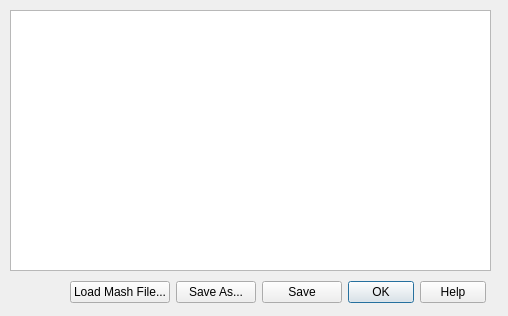
Old version of the form dialogeditmashscheme.ui in the repository Emile666/Ebrew_Qt.
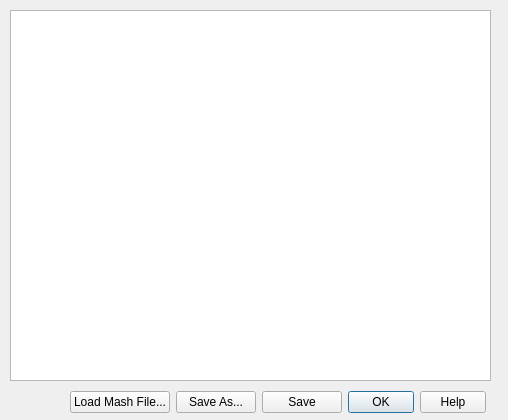
New version of the form.

```diff
--- a/dialogeditmashscheme.ui
+++ b/dialogeditmashscheme.ui
@@ -7,7 +7,7 @@
     <x>0</x>
     <y>0</y>
     <width>508</width>
-    <height>316</height>
+    <height>420</height>
    </rect>
   </property>
   <property name="windowTitle">
@@ -19,7 +19,7 @@
      <x>10</x>
      <y>10</y>
      <width>481</width>
-     <height>261</height>
+     <height>371</height>
     </rect>
    </property>
    <property name="font">
@@ -35,7 +35,7 @@
    <property name="geometry">
     <rect>
      <x>70</x>
-     <y>280</y>
+     <y>390</y>
      <width>416</width>
      <height>25</height>
     </rect>
```
